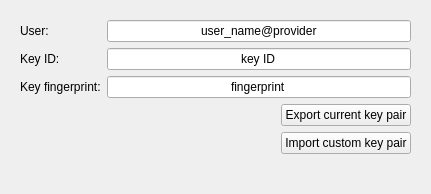
Old version of the form src/leap/bitmask/gui/ui/advanced_key_management.ui in the repository leapcode/bitmask_client.
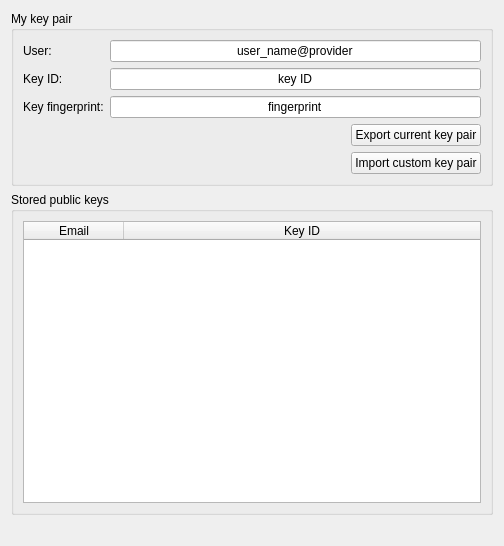
New version of the form. Icons and pictures are not drawn.

Commit message: Add view for stored public keys. Closes #4734.

Diff of the .ui file:
```diff
--- a/src/leap/bitmask/gui/ui/advanced_key_management.ui
+++ b/src/leap/bitmask/gui/ui/advanced_key_management.ui
@@ -6,8 +6,8 @@
    <rect>
     <x>0</x>
     <y>0</y>
-    <width>431</width>
-    <height>188</height>
+    <width>504</width>
+    <height>546</height>
    </rect>
   </property>
   <property name="windowTitle">
@@ -17,10 +17,13 @@
    <iconset resource="../../../../../data/resources/mainwindow.qrc">
     <normaloff>:/images/mask-icon.png</normaloff>:/images/mask-icon.png</iconset>
   </property>
-  <layout class="QGridLayout" name="gridLayout_3">
-   <item row="0" column="0">
-    <widget class="QWidget" name="container" native="true">
-     <layout class="QGridLayout" name="gridLayout_2">
+  <layout class="QGridLayout" name="gridLayout_4">
+   <item row="1" column="0" colspan="2">
+    <widget class="QGroupBox" name="gbMyKeyPair">
+     <property name="title">
+      <string>My key pair</string>
+     </property>
+     <layout class="QGridLayout" name="gridLayout_3">
       <item row="0" column="0">
        <widget class="QLabel" name="label">
         <property name="text">
@@ -90,20 +93,7 @@
         </property>
        </widget>
       </item>
-      <item row="3" column="1">
-       <spacer name="verticalSpacer">
-        <property name="orientation">
-         <enum>Qt::Vertical</enum>
-        </property>
-        <property name="sizeHint" stdset="0">
-         <size>
-          <width>20</width>
-          <height>40</height>
-         </size>
-        </property>
-       </spacer>
-      </item>
-      <item row="4" column="0" colspan="2">
+      <item row="3" column="0" colspan="2">
        <layout class="QGridLayout" name="gridLayout">
         <item row="1" column="1">
          <widget class="QPushButton" name="pbExportKeys">
@@ -137,7 +127,48 @@
      </layout>
     </widget>
    </item>
-   <item row="1" column="0">
+   <item row="2" column="0" colspan="2">
+    <widget class="QGroupBox" name="gbStoredPublicKeys">
+     <property name="title">
+      <string>Stored public keys</string>
+     </property>
+     <layout class="QGridLayout" name="gridLayout_2">
+      <item row="0" column="0">
+       <widget class="QTableWidget" name="twPublicKeys">
+        <property name="editTriggers">
+         <set>QAbstractItemView::NoEditTriggers</set>
+        </property>
+        <property name="alternatingRowColors">
+         <bool>true</bool>
+        </property>
+        <property name="selectionMode">
+         <enum>QAbstractItemView::SingleSelection</enum>
+        </property>
+        <property name="selectionBehavior">
+         <enum>QAbstractItemView::SelectRows</enum>
+        </property>
+        <property name="textElideMode">
+         <enum>Qt::ElideRight</enum>
+        </property>
+        <attribute name="horizontalHeaderStretchLastSection">
+         <bool>true</bool>
+        </attribute>
+        <column>
+         <property name="text">
+          <string>Email</string>
+         </property>
+        </column>
+        <column>
+         <property name="text">
+          <string>Key ID</string>
+         </property>
+        </column>
+       </widget>
+      </item>
+     </layout>
+    </widget>
+   </item>
+   <item row="3" column="0" colspan="2">
     <widget class="QLabel" name="lblStatus">
      <property name="text">
       <string/>
```
Left out of the diff: 6 changed lines with no effect on the pictures. The commit also changes 2 other files.
